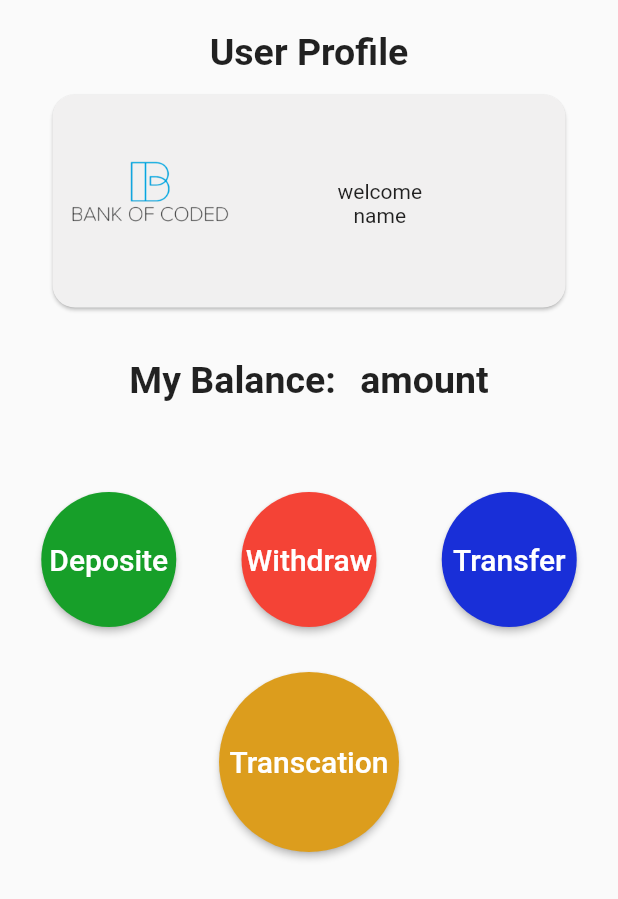
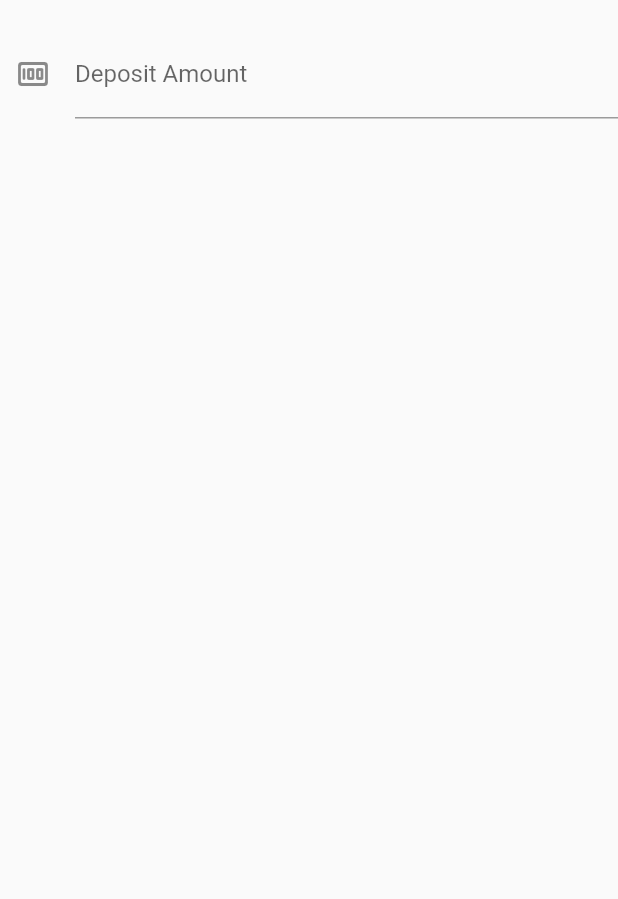
Before and after one commit to AhmedHajeyah/bankofcoded, a Flutter app: the screen it shows after launch, on a phone screen of 412 x 824 dp. Shown: the top 899 px of the screen. Run offline on Flutter 3.47's test engine with Material 2 defaults, Android fonts, the phone set to English and light mode, and no system bars; our stand-ins replace dio, go_router, image_picker, shared_preferences; missing offline and left inert: jwt_decode; accounts and stored records are empty; generated files the repository leaves out were written again.

Commit message:
edit profile

```diff
--- a/lib/main.dart
+++ b/lib/main.dart
@@ -1,6 +1,8 @@
+import 'package:bankofcoded/pages/editprofile_page.dart';
 import 'package:bankofcoded/pages/main_page.dart';
 import 'package:bankofcoded/pages/signin.dart';
 import 'package:bankofcoded/pages/signup.dart';
+import 'package:bankofcoded/screens/deposit_screen.dart';
 import 'package:flutter/material.dart';
 import 'package:go_router/go_router.dart';
 
@@ -27,7 +29,7 @@ class MyApp extends StatelessWidget {
     routes: [
       GoRoute(
         path: '/',
-        builder: (context, state) => DetailsPage(),
+        builder: (context, state) => Deposit(),
       ),
       GoRoute(
         path: '/signup',
--- a/lib/pages/details_page.dart
+++ b/lib/pages/details_page.dart
@@ -8,18 +8,10 @@ class DetailsPage extends StatelessWidget {
   @override
   Widget build(BuildContext context) {
     return Scaffold(
+      backgroundColor: Color.fromARGB(255, 68, 68, 68),
       body: SafeArea(
         child: Column(
           children: [
-            Container(
-              margin: EdgeInsets.only(top: 20),
-              child: Center(
-                child: Text(
-                  'User Profile',
-                  style: TextStyle(fontSize: 25, fontWeight: FontWeight.bold),
-                ),
-              ),
-            ),
             Container(
               width: 350,
               height: 150,
@@ -67,29 +59,6 @@ class DetailsPage extends StatelessWidget {
                     ]),
                   ],
                 ),
-              ),
-            ),
-            Container(
-              margin: EdgeInsets.only(
-                top: 30,
-              ),
-              child: Row(
-                mainAxisAlignment: MainAxisAlignment.center,
-                children: [
-                  Text(
-                    "My Balance: ",
-                    style: TextStyle(fontSize: 25, fontWeight: FontWeight.bold),
-                  ),
-                  Container(
-                      padding: EdgeInsets.only(
-                        left: 10,
-                      ),
-                      child: Text(
-                        "amount",
-                        style: TextStyle(
-                            fontSize: 25, fontWeight: FontWeight.bold),
-                      ))
-                ],
               ),
             ),
             Container(
--- /dev/null
+++ b/lib/screens/deposit_screen.dart
@@ -0,0 +1,47 @@
+import 'package:flutter/material.dart';
+import 'package:flutter/src/foundation/key.dart';
+import 'package:flutter/src/widgets/framework.dart';
+import 'package:flutter/services.dart';
+
+class Deposit extends StatefulWidget {
+  const Deposit({Key? key}) : super(key: key);
+
+  @override
+  State<Deposit> createState() => _DepositState();
+}
+
+class _DepositState extends State<Deposit> {
+  TextEditingController amount = TextEditingController();
+
+  @override
+  Widget build(BuildContext context) {
+    return SafeArea(
+      child: Scaffold(
+        // backgroundColor: Color.fromARGB(255, 68, 68, 68),
+        body: Container(
+          margin: EdgeInsets.only(top: 20, left: 10),
+          child: Column(
+            children: [
+              TextFormField(
+                  controller: amount,
+                  keyboardType: TextInputType.number,
+                  inputFormatters: <TextInputFormatter>[
+                    // for below version 2 use this
+                    FilteringTextInputFormatter.allow(RegExp(r'[0-9]')),
+// for version 2 and greater youcan also use this
+                    FilteringTextInputFormatter.digitsOnly
+                  ],
+                  decoration: InputDecoration(
+                      labelText: "Deposit Amount",
+                      errorStyle: amount.text.isEmpty
+                          ? TextStyle(color: Colors.red)
+                          : null,
+                      hintText: "Enter Amount",
+                      icon: Icon(Icons.money_rounded))),
+            ],
+          ),
+        ),
+      ),
+    );
+  }
+}
```
Also changed, not shown: lib/pages/editprofile_page.dart (added, +116 -0 lines).
